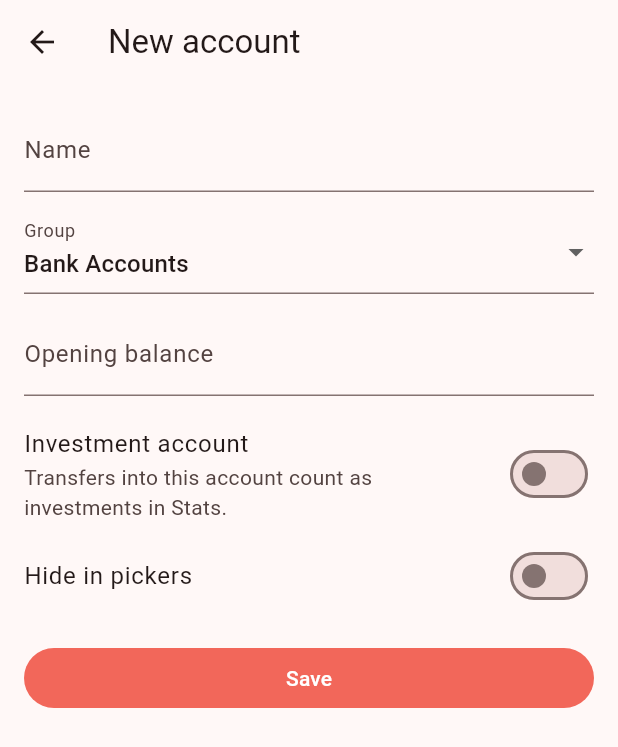
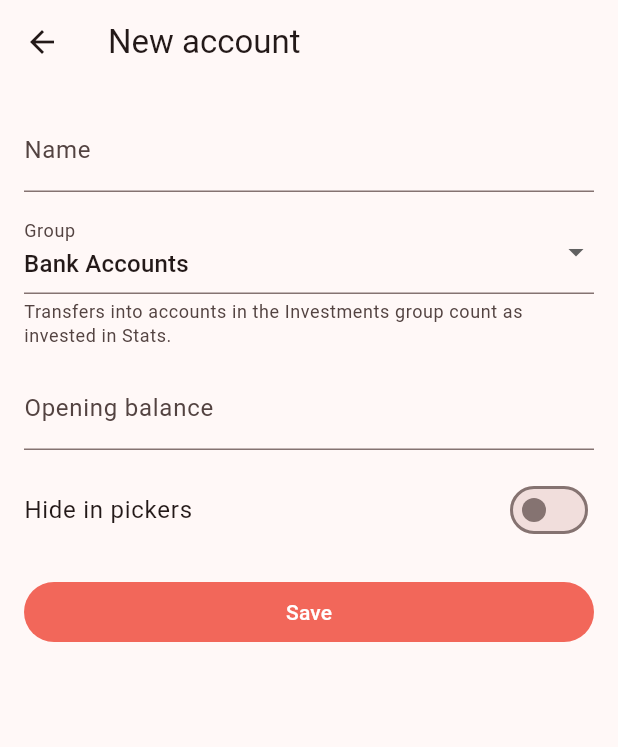
Before and after one commit to hinjorr/cashbook, a Flutter app: the screen it shows after launch, item 3 of the bottom bar chosen, after a tap on the "add" icon, on a phone screen of 412 x 824 dp. Shown: the top 747 px of the screen. Run offline on Flutter 3.47's test engine with Material 3 defaults, Android fonts, the phone set to English and light mode, and no system bars; our stand-ins replace file_picker, fl_chart, google_sign_in, share_plus, shared_preferences, sqflite; missing offline and left inert: excel, extension_google_sign_in_as_googleapis_auth, googleapis; accounts and stored records are empty.

Commit message:
Pie labels outside the chart; Investments group replaces switch; drop holdings card
- New LabeledPie: every slice labelled outside the circle with a leader
  line, labels spread so they never overlap (small slices included).
- An account counts as an investment when it is in the Investments group.
  DB v2 migration (and old-backup restore) moves accounts that had the old
  switch on into that group.
- Remove the 'Invested (holdings)' card from Accounts.

Co-Authored-By: Claude Opus 5.5 <noreply@anthropic.com>
Claude-Session: https://claude.ai/code/session_01CPWZjtrWcMYUbkGsUhntpu

```diff
--- a/lib/data/database.dart
+++ b/lib/data/database.dart
@@ -30,8 +30,7 @@ const _defaultAccounts = [
   Account(name: 'Salary', group: 'Bank Accounts', sort: 1),
   Account(
     name: 'Investments',
-    group: 'Investments',
-    isInvestment: true,
+    group: investmentGroup,
     sort: 2,
   ),
 ];
@@ -48,8 +47,14 @@ class AppDatabase {
     final db = await f.openDatabase(
       dbPath,
       options: OpenDatabaseOptions(
-        version: 1,
+        version: 2,
         onConfigure: (db) => db.execute('PRAGMA foreign_keys = ON'),
+        onUpgrade: (db, from, _) async {
+          // v2: the Investments group replaces the per-account switch.
+          if (from < 2) {
+            await db.execute("UPDATE accounts SET grp = 'Investments' WHERE is_investment = 1");
+          }
+        },
         onCreate: (db, _) async {
           await _createSchema(db);
           await _seed(db);
@@ -302,6 +307,8 @@ class AppDatabase {
           await tx.insert(t, Map<String, Object?>.from(r as Map));
         }
       }
+      // Backups from before v2 marked investments with a switch.
+      await tx.execute("UPDATE accounts SET grp = 'Investments' WHERE is_investment = 1");
     });
   }
 
--- a/lib/data/models.dart
+++ b/lib/data/models.dart
@@ -15,11 +15,13 @@ const accountGroups = [
   'Others',
 ];
 
+/// Accounts in this group count as investments in Stats.
+const investmentGroup = 'Investments';
+
 class Account {
   final int? id;
   final String name;
   final String group;
-  final bool isInvestment;
   final int initialBalance;
   final bool hidden;
   final int sort;
@@ -28,16 +30,17 @@ class Account {
     this.id,
     required this.name,
     this.group = 'Others',
-    this.isInvestment = false,
     this.initialBalance = 0,
     this.hidden = false,
     this.sort = 0,
   });
 
+  /// Transfers into an account in the Investments group count as invested.
+  bool get isInvestment => group == investmentGroup;
+
   Account copyWith({
     String? name,
     String? group,
-    bool? isInvestment,
     int? initialBalance,
     bool? hidden,
     int? sort,
@@ -46,7 +49,6 @@ class Account {
         id: id,
         name: name ?? this.name,
         group: group ?? this.group,
-        isInvestment: isInvestment ?? this.isInvestment,
         initialBalance: initialBalance ?? this.initialBalance,
         hidden: hidden ?? this.hidden,
         sort: sort ?? this.sort,
@@ -56,6 +58,7 @@ class Account {
         'id': id,
         'name': name,
         'grp': group,
+        // Kept for older backups; the group is what counts.
         'is_investment': isInvestment ? 1 : 0,
         'initial': initialBalance,
         'hidden': hidden ? 1 : 0,
@@ -66,7 +69,6 @@ class Account {
         id: m['id'] as int?,
         name: m['name'] as String,
         group: (m['grp'] as String?) ?? 'Others',
-        isInvestment: (m['is_investment'] as int? ?? 0) == 1,
         initialBalance: m['initial'] as int? ?? 0,
         hidden: (m['hidden'] as int? ?? 0) == 1,
         sort: m['sort'] as int? ?? 0,
--- a/lib/screens/accounts_screen.dart
+++ b/lib/screens/accounts_screen.dart
@@ -23,7 +23,7 @@ class AccountsScreen extends StatelessWidget {
       body: Reloading<Map<int, int>>(
         load: s.db.balances,
         builder: (context, bal) {
-          var assets = 0, liabilities = 0, invested = 0;
+          var assets = 0, liabilities = 0;
           for (final a in s.accounts) {
             final b = bal[a.id] ?? 0;
             if (b >= 0) {
@@ -31,7 +31,6 @@ class AccountsScreen extends StatelessWidget {
             } else {
               liabilities += b;
             }
-            if (a.isInvestment) invested += b;
           }
           final groups = <String, List<Account>>{};
           for (final a in s.accounts) {
@@ -56,14 +55,6 @@ class AccountsScreen extends StatelessWidget {
                   head('Liabilities', liabilities, expenseColor),
                   head('Total', assets + liabilities, null),
                 ]),
-              ),
-              Card(
-                margin: const EdgeInsets.symmetric(horizontal: 12),
-                child: ListTile(
-                  leading: const Icon(Icons.trending_up, color: investColor),
-                  title: const Text('Invested (holdings)'),
-                  trailing: Text(s.money(invested), style: const TextStyle(color: investColor, fontWeight: FontWeight.w600)),
-                ),
               ),
               for (final g in order)
                 if (groups[g] != null) ...[
@@ -184,7 +175,6 @@ class _EditAccountScreenState extends State<EditAccountScreen> {
     text: widget.account == null ? '' : moneyToInput(widget.account!.initialBalance),
   );
   late String _group = widget.account?.group ?? 'Bank Accounts';
-  late bool _investment = widget.account?.isInvestment ?? false;
   late bool _hidden = widget.account?.hidden ?? false;
 
   @override
@@ -205,7 +195,6 @@ class _EditAccountScreenState extends State<EditAccountScreen> {
     await s.db.saveAccount(base.copyWith(
       name: name,
       group: _group,
-      isInvestment: _investment,
       initialBalance: parseMoney(_initial.text) ?? 0,
       hidden: _hidden,
     ));
@@ -249,12 +238,13 @@ class _EditAccountScreenState extends State<EditAccountScreen> {
           const SizedBox(height: 12),
           DropdownButtonFormField<String>(
             initialValue: _group,
-            decoration: const InputDecoration(labelText: 'Group'),
+            decoration: const InputDecoration(
+              labelText: 'Group',
+              helperText: 'Transfers into accounts in the Investments group count as invested in Stats.',
+              helperMaxLines: 2,
+            ),
             items: [for (final g in groups) DropdownMenuItem(value: g, child: Text(g))],
-            onChanged: (v) => setState(() {
-              _group = v!;
-              if (v == 'Investments') _investment = true;
-            }),
+            onChanged: (v) => setState(() => _group = v!),
           ),
           const SizedBox(height: 12),
           TextField(
@@ -263,13 +253,6 @@ class _EditAccountScreenState extends State<EditAccountScreen> {
             decoration: const InputDecoration(labelText: 'Opening balance'),
           ),
           const SizedBox(height: 12),
-          SwitchListTile(
-            contentPadding: EdgeInsets.zero,
-            title: const Text('Investment account'),
-            subtitle: const Text('Transfers into this account count as investments in Stats.'),
-            value: _investment,
-            onChanged: (v) => setState(() => _investment = v),
-          ),
           SwitchListTile(
             contentPadding: EdgeInsets.zero,
             title: const Text('Hide in pickers'),
--- a/lib/screens/import_screen.dart
+++ b/lib/screens/import_screen.dart
@@ -4,6 +4,7 @@ import 'package:intl/intl.dart';
 import 'package:provider/provider.dart';
 
 import '../data/app_state.dart';
+import '../data/models.dart';
 import '../services/money_manager_import.dart';
 import '../widgets/common.dart';
 
@@ -201,7 +202,8 @@ class _ReportView extends StatelessWidget {
           Text(w, style: Theme.of(context).textTheme.bodySmall?.copyWith(color: expenseColor)),
         const SizedBox(height: 24),
         Text('Which accounts are investments?', style: Theme.of(context).textTheme.titleSmall),
-        const Text('Money you transfer into these accounts is counted in Stats › Invested.'),
+        const Text('These go in the Investments group; money you transfer into them is counted in Stats › Invested. '
+            'You can change an account\'s group later under Accounts.'),
         const SizedBox(height: 8),
         for (final a in s.accounts)
           SwitchListTile(
@@ -209,10 +211,7 @@ class _ReportView extends StatelessWidget {
             subtitle: Text(a.group),
             value: a.isInvestment,
             onChanged: (v) async {
-              await s.db.saveAccount(a.copyWith(
-                isInvestment: v,
-                group: v ? 'Investments' : (a.group == 'Investments' ? 'Others' : a.group),
-              ));
+              await s.db.saveAccount(a.copyWith(group: v ? investmentGroup : 'Others'));
               await s.changed();
             },
           ),
--- a/lib/screens/stats_screen.dart
+++ b/lib/screens/stats_screen.dart
@@ -10,6 +10,7 @@ import '../data/models.dart';
 import '../logic/period.dart';
 import '../logic/stats.dart';
 import '../widgets/common.dart';
+import '../widgets/labeled_pie.dart';
 import 'accounts_screen.dart';
 import 'category_detail_screen.dart';
 
@@ -122,15 +123,16 @@ class _CategoryStats extends StatelessWidget {
 
     return ListView(
       children: [
-        SizedBox(
-          height: 260,
-          child: Padding(
-            padding: const EdgeInsets.all(16),
-            child: _Pie(
-              values: [for (final c in totals) c.amount],
-              labels: [for (final c in totals) c.category?.name ?? 'Uncategorized'],
-            ),
-          ),
+        Padding(
+          padding: const EdgeInsets.symmetric(horizontal: 8, vertical: 20),
+          child: LabeledPie(slices: [
+            for (var i = 0; i < totals.length; i++)
+              PieSlice(
+                totals[i].category?.name ?? 'Uncategorized',
+                totals[i].amount.toDouble(),
+                chartColors[i % chartColors.length],
+              ),
+          ]),
         ),
         const Divider(height: 1),
         for (var i = 0; i < totals.length; i++)
@@ -171,7 +173,7 @@ class _InvestmentStats extends StatelessWidget {
             const Icon(Icons.trending_up, size: 48, color: investColor),
             const SizedBox(height: 12),
             const Text(
-              'Mark the accounts you invest into (stocks, savings, funds…) as investment accounts. '
+              'Put the accounts you invest into (stocks, funds, gold…) in the Investments group. '
               'Transfers into them will then show up here as investments.',
               textAlign: TextAlign.center,
             ),
@@ -356,35 +358,6 @@ class _InvestBars extends StatelessWidget {
   }
 }
 
-class _Pie extends StatelessWidget {
-  const _Pie({required this.values, required this.labels});
-
-  final List<int> values;
-  final List<String> labels;
-
-  @override
-  Widget build(BuildContext context) {
-    final sum = values.fold<int>(0, (a, b) => a + b);
-    return PieChart(
-      PieChartData(
-        sectionsSpace: 1,
-        centerSpaceRadius: 0,
-        sections: [
-          for (var i = 0; i < values.length; i++)
-            PieChartSectionData(
-              value: values[i].toDouble(),
-              color: chartColors[i % chartColors.length],
-              radius: 100,
-              title: values[i] / sum >= 0.06 ? '${labels[i]}\n${(values[i] / sum * 100).toStringAsFixed(1)}%' : '',
-              titleStyle: const TextStyle(fontSize: 11, fontWeight: FontWeight.w600, color: Colors.black87),
-              titlePositionPercentageOffset: 0.62,
-            ),
-        ],
-      ),
-    );
-  }
-}
-
 class _PercentBadge extends StatelessWidget {
   const _PercentBadge({required this.percent, required this.color});
 
--- a/lib/services/money_manager_import.dart
+++ b/lib/services/money_manager_import.dart
@@ -288,8 +288,7 @@ Future<ImportReport> applyMoneyManagerImport(
     final inv = looksLikeInvestment(name);
     final id = await db.saveAccount(Account(
       name: name,
-      group: inv ? 'Investments' : 'Others',
-      isInvestment: inv,
+      group: inv ? investmentGroup : 'Others',
       sort: accounts.length,
     ));
     newAccounts.add(name);
```
Also changed, not shown: lib/widgets/labeled_pie.dart (added, +182 -0 lines), 2 other files.
